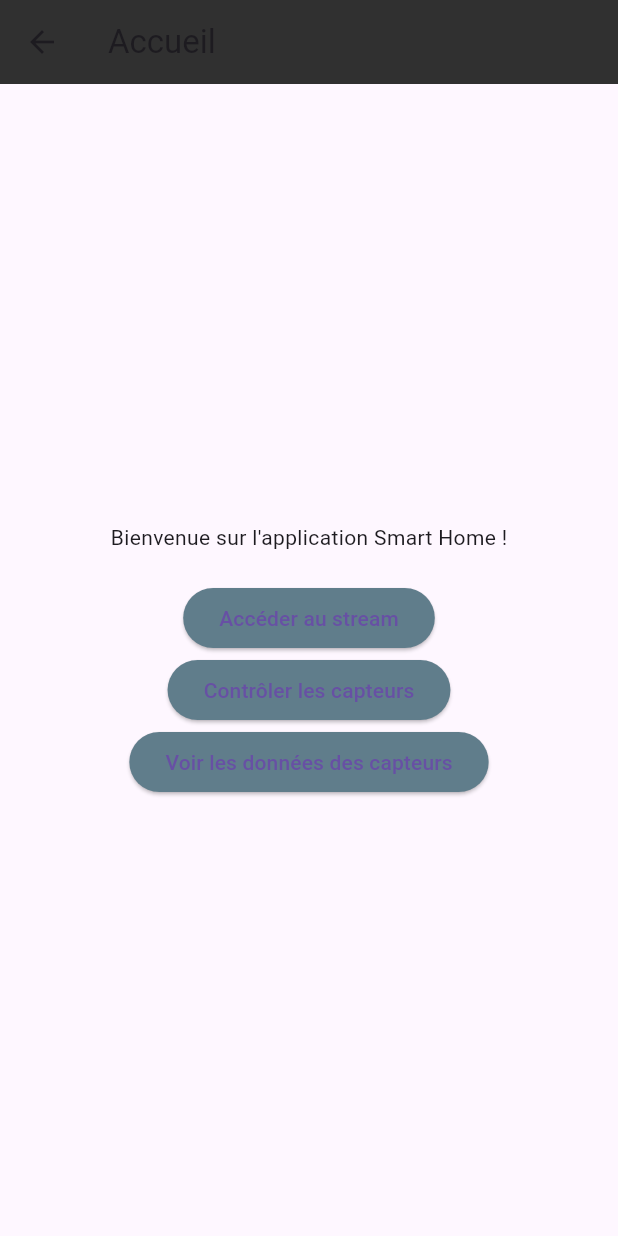
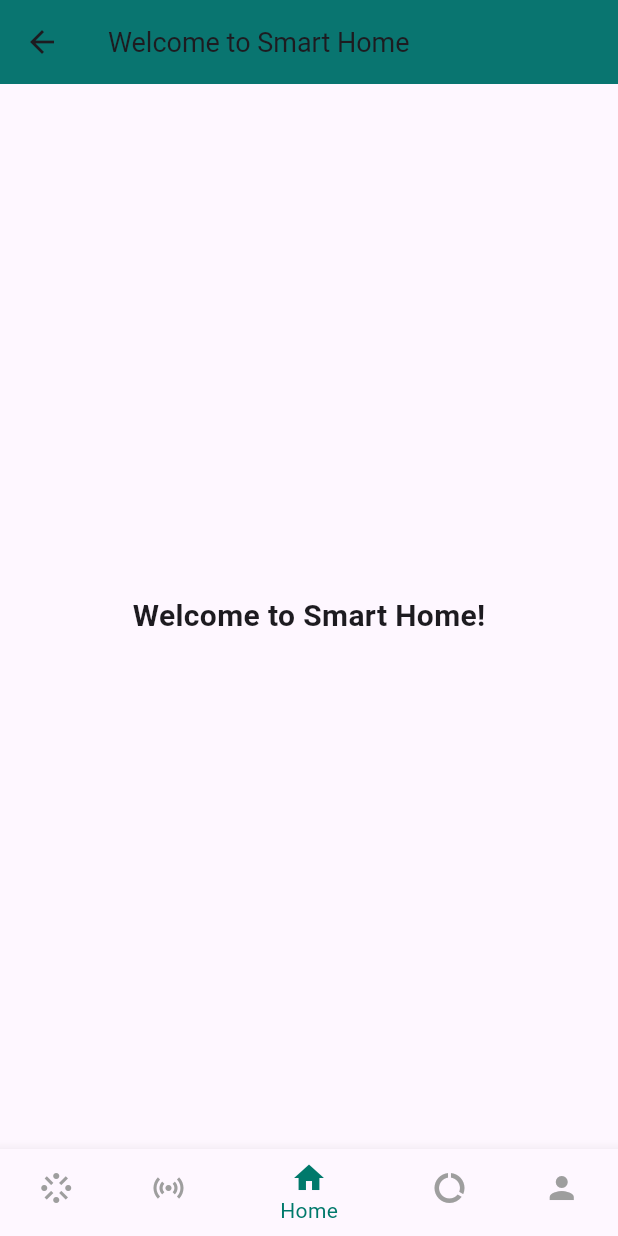
Before and after one commit to Hichem-S/smarthome, a Flutter app: the HomeScreen screen opened by its route, on a phone screen of 412 x 824 dp. Run offline on Flutter 3.47's test engine with Material 3 defaults, Android fonts, the phone set to English and light mode, and no system bars; our stand-ins replace awesome_dialog, firebase_auth, firebase_core; accounts and stored records are empty.

```diff
--- a/lib/routes/app_routes.dart
+++ b/lib/routes/app_routes.dart
@@ -5,6 +5,7 @@ import '../screens/home_screen.dart';
 import '../screens/stream_screen.dart';
 import '../screens/control_screen.dart';
 import '../screens/data_screen.dart';
+import '../screens/profile_screen.dart'; // Import the profile screen
 
 class AppRoutes {
   static const String login = '/login';
@@ -13,6 +14,7 @@ class AppRoutes {
   static const String stream = '/stream';
   static const String control = '/control';
   static const String data = '/data';
+  static const String profile = '/profile';
 
   static Map<String, WidgetBuilder> getRoutes() {
     return {
@@ -22,6 +24,8 @@ class AppRoutes {
       stream: (context) => StreamScreen(),
       control: (context) => ControlScreen(),
       data: (context) => DataScreen(),
+      profile: (context) =>
+          ProfileScreen(), // Correct reference to ProfileScreen
     };
   }
 }
--- a/lib/screens/home_screen.dart
+++ b/lib/screens/home_screen.dart
@@ -1,37 +1,90 @@
 import 'package:flutter/material.dart';
-import '../routes/app_routes.dart';
+import 'stream_screen.dart';
+import 'control_screen.dart';
+import 'data_screen.dart';
+import 'profile_screen.dart';
 
-class HomeScreen extends StatelessWidget {
+class HomeScreen extends StatefulWidget {
   const HomeScreen({super.key});
+
+  @override
+  _HomeScreenState createState() => _HomeScreenState();
+}
+
+class _HomeScreenState extends State<HomeScreen> {
+  int _selectedIndex = 2; // Set initial index to "Home" in the middle
+
+  void _onItemTapped(int index) {
+    setState(() {
+      _selectedIndex = index;
+    });
+  }
 
   @override
   Widget build(BuildContext context) {
     return Scaffold(
-      appBar: AppBar(title: Text('Accueil'), backgroundColor: Colors.grey[850]),
-      body: Center(
-        child: Column(
-          mainAxisAlignment: MainAxisAlignment.center,
-          children: [
-            Text('Bienvenue sur l\'application Smart Home !'),
-            SizedBox(height: 20),
-            ElevatedButton(
-              onPressed: () => Navigator.pushNamed(context, AppRoutes.stream),
-              style: ElevatedButton.styleFrom(backgroundColor: Colors.blueGrey),
-              child: Text('Accéder au stream'),
-            ),
-            ElevatedButton(
-              onPressed: () => Navigator.pushNamed(context, AppRoutes.control),
-              style: ElevatedButton.styleFrom(backgroundColor: Colors.blueGrey),
-              child: Text('Contrôler les capteurs'),
-            ),
-            ElevatedButton(
-              onPressed: () => Navigator.pushNamed(context, AppRoutes.data),
-              style: ElevatedButton.styleFrom(backgroundColor: Colors.blueGrey),
-              child: Text('Voir les données des capteurs'),
-            ),
-          ],
-        ),
+      appBar: AppBar(
+        title: _selectedIndex == 2
+            ? const Text(
+                'Welcome to Smart Home',
+                style: TextStyle(fontSize: 18),
+              )
+            : null, // Remove titles for other pages
+        backgroundColor: Colors.teal[700],
+        elevation: _selectedIndex == 2 ? 4 : 0, // Add shadow only for Home
+      ),
+      body: IndexedStack(
+        index: _selectedIndex,
+        children: const [
+          StreamScreen(),
+          ControlScreen(),
+          HomePage(),
+          DataScreen(),
+          ProfileScreen(),
+        ],
+      ),
+      bottomNavigationBar: BottomNavigationBar(
+        items: const <BottomNavigationBarItem>[
+          BottomNavigationBarItem(
+            icon: Icon(Icons.stream),
+            label: 'Stream',
+          ),
+          BottomNavigationBarItem(
+            icon: Icon(Icons.sensors),
+            label: 'Control',
+          ),
+          BottomNavigationBarItem(
+            icon: Icon(Icons.home),
+            label: 'Home',
+          ),
+          BottomNavigationBarItem(
+            icon: Icon(Icons.data_usage),
+            label: 'Data',
+          ),
+          BottomNavigationBarItem(
+            icon: Icon(Icons.person),
+            label: 'Profile',
+          ),
+        ],
+        currentIndex: _selectedIndex,
+        selectedItemColor: Colors.teal[700],
+        unselectedItemColor: Colors.grey,
+        onTap: _onItemTapped,
       ),
     );
   }
 }
+
+class HomePage extends StatelessWidget {
+  const HomePage({super.key});
+
+  @override
+  Widget build(BuildContext context) {
+    return Center(
+      child: Text(
+        'Welcome to Smart Home!',
+        style: TextStyle(fontSize: 20, fontWeight: FontWeight.bold),
+      ),
+    );
+  }
+}
--- a/pubspec.yaml
+++ b/pubspec.yaml
@@ -2,10 +2,10 @@ name: smart_home
 description: A new Flutter project for Smart Home Application.
 version: 1.0.0+1
 
-publish_to: 'none'  # Remove this line if you plan to publish your app
+publish_to: 'none' # Remove this line if you plan to publish your app
 
 environment:
-  sdk: ">=2.17.6 <3.0.0"  # Make sure this matches your SDK version
+  sdk: ">=2.17.6 <3.0.0" # Ensure your Dart SDK version is compatible
 
 dependencies:
   flutter:
@@ -23,6 +23,8 @@ dependencies:
   provider: ^6.0.2
   flutter_bloc: ^8.0.1
   http: ^1.2.2
+  awesome_dialog: ^3.2.1
+
 
 dev_dependencies:
   flutter_test:
```
Also changed, not shown: lib/screens/auth/login_screen.dart (+124 -26 lines), lib/screens/auth/register_screen.dart (+47 -35 lines), lib/screens/control_screen.dart (+10 -2 lines), lib/screens/data_screen.dart (+10 -2 lines), lib/screens/profile_screen.dart (added, +54 -0 lines), lib/screens/stream_screen.dart (+10 -2 lines), pubspec.lock, 5 other files.
